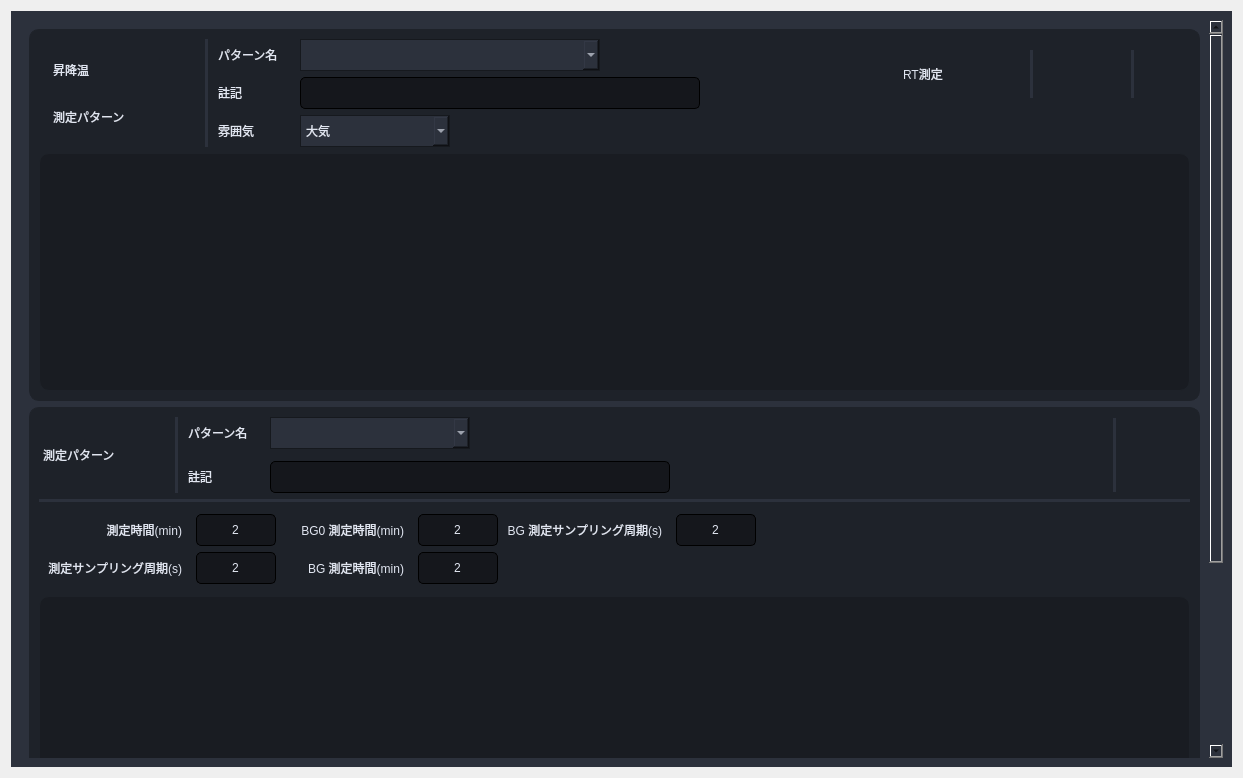
This is Source code/gui_main/gui/uis/pages/main_pages.ui in coolandy345/MS4371 as Qt 5 draws it before an edit. The edited form follows.
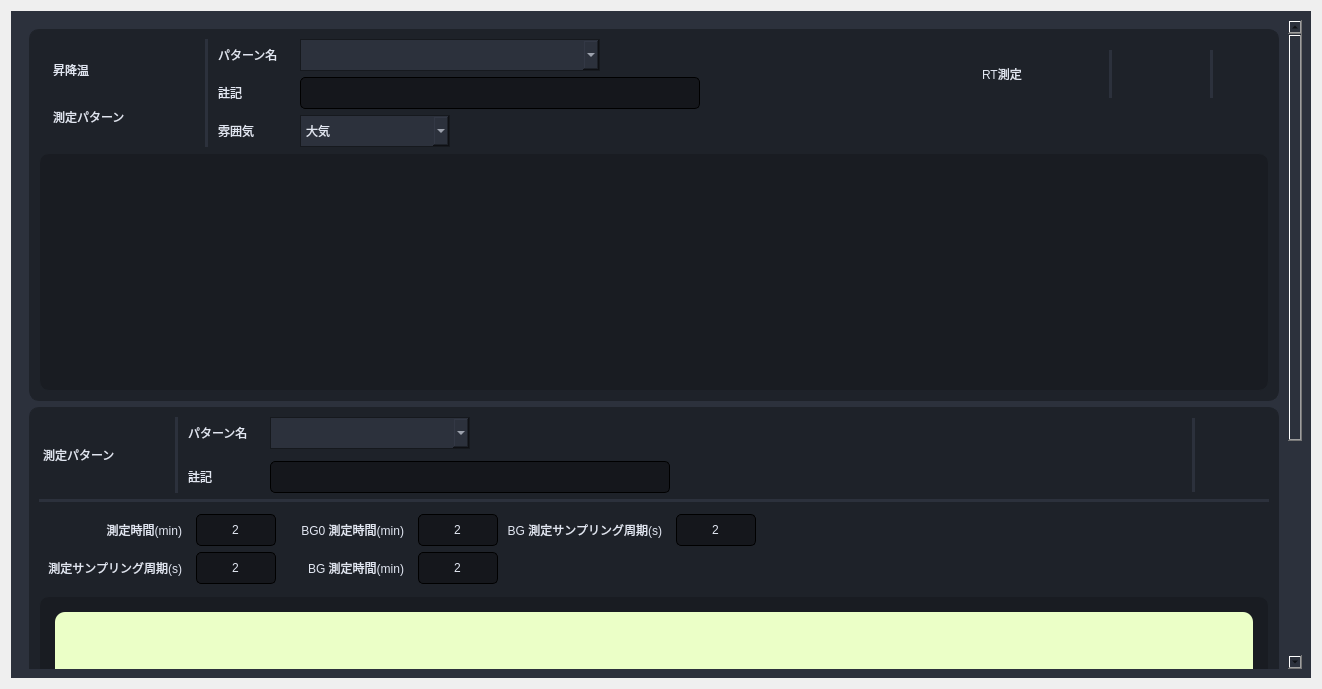
This is the edited form.

```diff
--- a/Source code/gui_main/gui/uis/pages/main_pages.ui
+++ b/Source code/gui_main/gui/uis/pages/main_pages.ui
@@ -6,8 +6,8 @@
    <rect>
     <x>0</x>
     <y>0</y>
-    <width>1243</width>
-    <height>778</height>
+    <width>1322</width>
+    <height>689</height>
    </rect>
   </property>
   <property name="minimumSize">
@@ -3082,8 +3082,8 @@
           <property name="geometry">
            <rect>
             <x>0</x>
-            <y>-221</y>
-            <width>1190</width>
+            <y>-338</y>
+            <width>1269</width>
             <height>991</height>
            </rect>
           </property>
@@ -3261,7 +3261,7 @@
                      <rect>
                       <x>0</x>
                       <y>0</y>
-                      <width>1132</width>
+                      <width>1211</width>
                       <height>200</height>
                      </rect>
                     </property>
@@ -4423,7 +4423,7 @@
                  <item>
                   <widget class="QFrame" name="frame_46">
                    <property name="sizePolicy">
-                    <sizepolicy hsizetype="Expanding" vsizetype="Expanding">
+                    <sizepolicy hsizetype="Preferred" vsizetype="Preferred">
                      <horstretch>0</horstretch>
                      <verstretch>0</verstretch>
                     </sizepolicy>
@@ -4460,6 +4460,16 @@
                     <property name="bottomMargin">
                      <number>6</number>
                     </property>
+                    <item>
+                     <widget class="QLabel" name="label">
+                      <property name="styleSheet">
+                       <string notr="true">background-color: rgb(235, 255, 199);</string>
+                      </property>
+                      <property name="text">
+                       <string>TextLabel</string>
+                      </property>
+                     </widget>
+                    </item>
                    </layout>
                   </widget>
                  </item>
```
Left out of the diff: 2 changed lines with no effect on the pictures.
